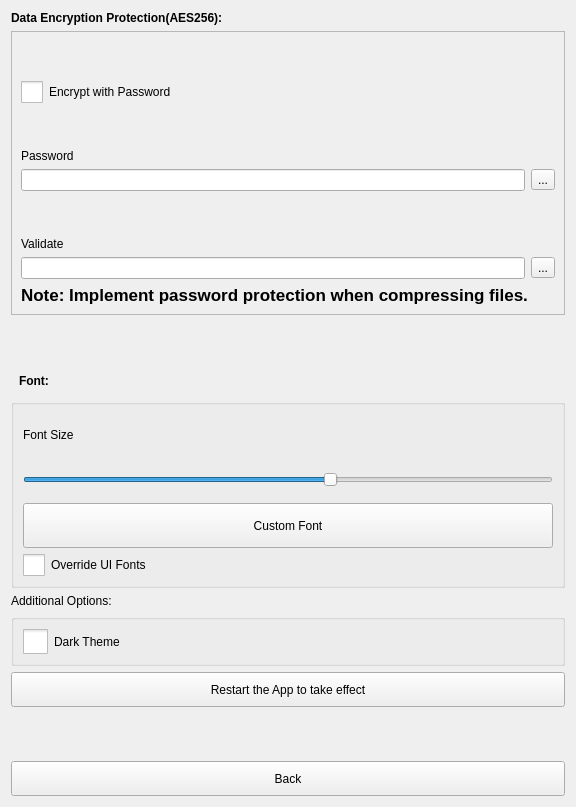
Old version of the form src/Preferences.ui in the repository ic005k/Knot.
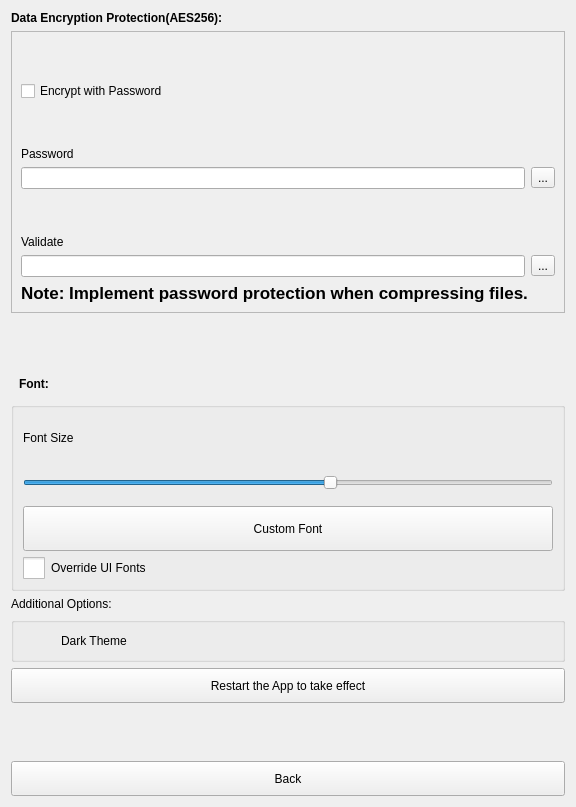
New version of the form. Icons and pictures are not drawn.

```diff
--- a/src/Preferences.ui
+++ b/src/Preferences.ui
@@ -57,11 +57,7 @@
       <item>
        <widget class="QCheckBox" name="chkZip">
         <property name="styleSheet">
-         <string notr="true">QCheckBox::indicator {
-    /* 选择框尺寸 */
-    width:22px;
-    height:22px;
-}</string>
+         <string notr="true"/>
         </property>
         <property name="text">
          <string>Encrypt with Password</string>
@@ -322,20 +318,25 @@
       <item>
        <widget class="QCheckBox" name="chkDark">
         <property name="styleSheet">
-         <string notr="true">QCheckBox::indicator {
-    /* 选择框尺寸 */
-    width:25px;
-    height:25px;
+         <string notr="true">/* 核心修复：使用 border-image + background 组合 */
+QCheckBox::indicator {
+    width: 32px;
+    height: 18px;
+    border: none; 
+    background: transparent; /* 清除默认背景 */
 }
 
-QCheckBox::indicator:unchecked{
-    image:url(:/res/chk0.svg);
+QCheckBox::indicator:unchecked {
+    border-image: url(:/res/chk00.svg) 0 0 0 0 stretch stretch;
+    background-position: center;
+    background-repeat: no-repeat;
 }
 
-QCheckBox::indicator:checked{
-    image:url(:/res/chk1.svg);
-}
-</string>
+QCheckBox::indicator:checked {
+    border-image: url(:/res/chk11.svg) 0 0 0 0 stretch stretch;
+    background-position: center;
+    background-repeat: no-repeat;
+}</string>
         </property>
         <property name="text">
          <string>Dark Theme</string>
```
